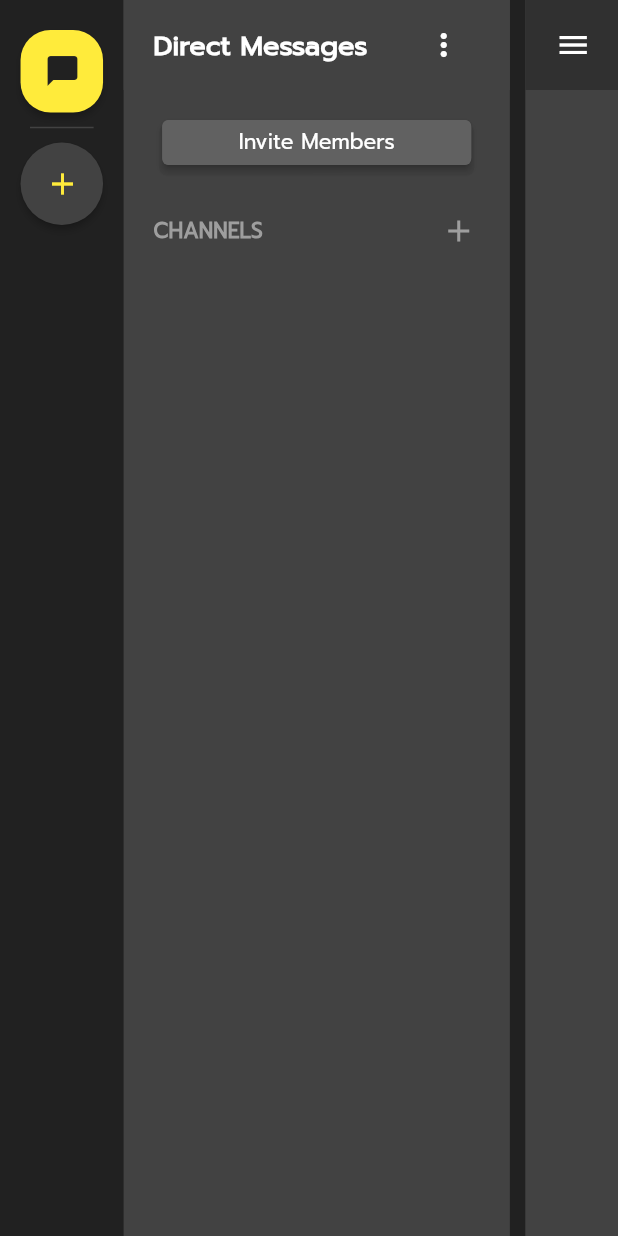
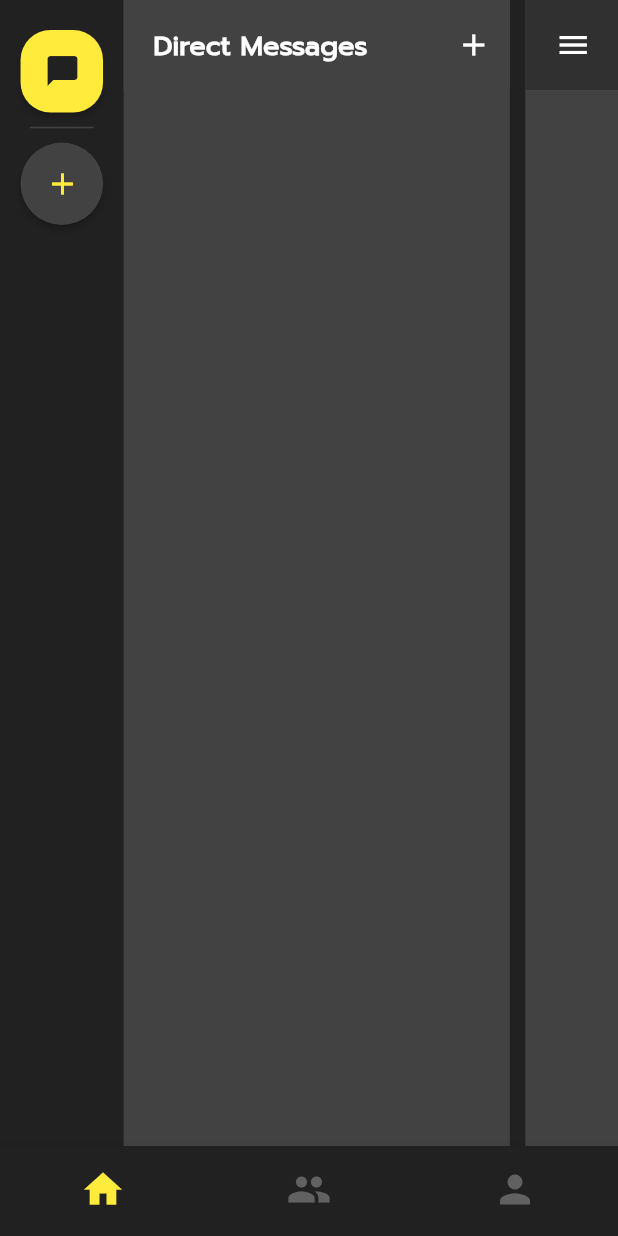
Before and after one commit to JerGun/AssignMe, a Flutter app: the screen it shows once a user with an empty profile is signed in, after a tap on the "menu" icon, on a phone screen of 412 x 824 dp. Run offline on Flutter 3.47's test engine with Material 2 defaults, Android fonts, the light colour scheme and no system bars; our stand-ins replace cloud_firestore, firebase_auth, firebase_core, flutter_svg, fluttertoast, google_sign_in; accounts and stored records are empty.

Commit message:
Update bottom navigation bar animation

```diff
--- a/lib/screens/create_group_screen.dart
+++ b/lib/screens/create_group_screen.dart
@@ -54,7 +54,7 @@ class _CreateGroupScreenState extends State<CreateGroupScreen> {
                 Align(
                   alignment: Alignment.topLeft,
                   child: Container(
-                    margin: EdgeInsets.only(top: 40, left: 20),
+                    margin: EdgeInsets.only(top: 20, left: 20),
                     child: TextButton(
                       onPressed: () {
                         Fluttertoast.cancel();
--- a/lib/screens/home/components/group_button.dart
+++ b/lib/screens/home/components/group_button.dart
@@ -1,4 +1,5 @@
 import 'package:flutter/material.dart';
+import 'package:flutter_svg/svg.dart';
 
 class GroupButton extends StatelessWidget {
   const GroupButton({
@@ -26,8 +27,8 @@ class GroupButton extends StatelessWidget {
                   borderRadius: groupSelectedIndex == index ? BorderRadius.circular(20) : BorderRadius.circular(40),
                 ),
                 primary: groupSelectedIndex == index ? Colors.yellow : Colors.grey[800]),
-            child: Icon(
-              Icons.chat_bubble,
+            child: SvgPicture.asset(
+              'assets/icons/group.svg',
               color: groupSelectedIndex == index ? Colors.grey[900] : Colors.grey,
             ),
           ),
--- a/lib/screens/home/home_screen.dart
+++ b/lib/screens/home/home_screen.dart
@@ -1,8 +1,8 @@
 import 'package:cloud_firestore/cloud_firestore.dart';
 import 'package:firebase_auth/firebase_auth.dart';
 import 'package:flutter/material.dart';
-import 'package:flutter_assignme/screens/create_channel_screen.dart';
-import 'package:flutter_assignme/screens/friend_screen.dart';
+import 'package:flutter_assignme/screens/assignment_screen.dart';
+import 'package:flutter_assignme/screens/create_message_screen.dart';
 import 'package:flutter_assignme/screens/home/components/create_group_button.dart';
 import 'package:flutter_assignme/screens/home/components/direct_messages_button.dart';
 import 'package:flutter_assignme/screens/home/components/group_button.dart';
@@ -11,7 +11,7 @@ import 'package:flutter_assignme/services/authentication_service.dart';
 import 'package:provider/provider.dart';
 
 import '../components/behavior.dart';
-import '../create_group_screen.dart';
+import 'components/channel_option_button.dart';
 
 class HomeScreen extends StatefulWidget {
   const HomeScreen({Key? key}) : super(key: key);
@@ -20,50 +20,55 @@ class HomeScreen extends StatefulWidget {
   _HomeScreenState createState() => _HomeScreenState();
 }
 
-class _HomeScreenState extends State<HomeScreen> with SingleTickerProviderStateMixin {
+class _HomeScreenState extends State<HomeScreen> with TickerProviderStateMixin {
   final TextEditingController emailController = TextEditingController();
   final TextEditingController passwordController = TextEditingController();
   final Duration duration = const Duration(milliseconds: 300);
 
-  late AnimationController _controller;
+  late AnimationController _pageController;
+  late AnimationController _bottomNavController;
 
   int _selectedIndex = 0;
   int groupSelectedIndex = 0;
   String groupName = 'Direct Messages';
-  String channelName = 'Direct Messages';
+  String channelName = 'General';
+  String selectedGroupID = '';
   String groupID = '';
   bool isCollapsed = true;
 
   void _onItemTapped(int index) {
     setState(() {
       _selectedIndex = index;
-      _selectedIndex == 1
-          ? Navigator.push(
-              context,
-              MaterialPageRoute(builder: (context) => FriendScreen()),
-            )
-          : Navigator.push(
-              context,
-              MaterialPageRoute(builder: (context) => ProfileScreen()),
-            );
+      switch (_selectedIndex) {
+        case 1:
+          Navigator.push(context, MaterialPageRoute(builder: (context) => AssignmentScreen()));
+          break;
+        case 2:
+          Navigator.push(context, MaterialPageRoute(builder: (context) => ProfileScreen()));
+          break;
+        default:
+      }
     });
   }
 
   @override
   void initState() {
     super.initState();
-    _controller = AnimationController(vsync: this, duration: duration);
+    _pageController = AnimationController(vsync: this, duration: duration);
+    _bottomNavController = AnimationController(vsync: this, duration: duration);
   }
 
   @override
   void dispose() {
-    _controller.dispose();
+    _pageController.dispose();
+    _bottomNavController.dispose();
     super.dispose();
   }
 
   @override
   Widget build(BuildContext context) {
     return Scaffold(
+      resizeToAvoidBottomInset: false,
       body: Container(
         color: Colors.grey[900],
         child: SafeArea(
@@ -132,11 +137,11 @@ class _HomeScreenState extends State<HomeScreen> with SingleTickerProviderStateM
                             width: MediaQuery.of(context).size.width,
                             color: Colors.grey[800],
                             child: Padding(
-                              padding: EdgeInsets.symmetric(horizontal: 20, vertical: 10),
+                              padding: EdgeInsets.only(left: 20, top: 10, bottom: 10),
                               child: Row(
                                 mainAxisAlignment: MainAxisAlignment.spaceBetween,
                                 children: [
-                                  Flexible(
+                                  Expanded(
                                     child: Text(
                                       groupName,
                                       overflow: TextOverflow.ellipsis,
@@ -149,9 +154,15 @@ class _HomeScreenState extends State<HomeScreen> with SingleTickerProviderStateM
                                   ),
                                   IconButton(
                                     onPressed: () {
-                                      print(FirebaseAuth.instance.currentUser!.uid);
+                                      Navigator.push(
+                                          context, MaterialPageRoute(builder: (context) => CreateMessageScreen()));
                                     },
-                                    icon: Icon(
+                                    icon: groupName == 'Direct Messages'
+                                        ? Icon(
+                                            Icons.add,
+                                            color: Colors.white,
+                                          )
+                                        : Icon(
                                             Icons.more_vert,
                                             color: Colors.white,
                                           ),
@@ -176,19 +187,28 @@ class _HomeScreenState extends State<HomeScreen> with SingleTickerProviderStateM
                                       : ListView.builder(
                                           itemCount: snapshot.data!.docs.length + 1,
                                           itemBuilder: (context, index) {
-                                            return index == 0
+                                            return groupName == 'Direct Messages'
+                                                ? Container()
+                                                : index == 0
                                                     ? ChannelOptionButton(groupID: groupID)
                                                     : Container(
                                                         margin: EdgeInsets.symmetric(horizontal: 20, vertical: 5),
                                                         decoration: BoxDecoration(
                                                           borderRadius: BorderRadius.circular(5),
-                                                      color: Colors.grey[700],
+                                                          color: (snapshot.data!.docs[index - 1].get('name') ==
+                                                                      channelName &&
+                                                                  snapshot.data!.docs[index - 1].get('group') ==
+                                                                      selectedGroupID)
+                                                              ? Colors.grey[700]
+                                                              : Colors.grey[800],
                                                         ),
                                                         height: 40,
-                                                    child: ElevatedButton(
+                                                        child: TextButton(
                                                           onPressed: () {
                                                             setState(() {
                                                               channelName = snapshot.data!.docs[index - 1].get('name');
+                                                              selectedGroupID =
+                                                                  snapshot.data!.docs[index - 1].get('group');
                                                               isCollapsed = !isCollapsed;
                                                             });
                                                           },
@@ -196,12 +216,18 @@ class _HomeScreenState extends State<HomeScreen> with SingleTickerProviderStateM
                                                             alignment: Alignment.centerLeft,
                                                             child: Text(
                                                               snapshot.data!.docs[index - 1].get('name'),
-                                                          style: TextStyle(color: Colors.white),
+                                                              style: TextStyle(
+                                                                  color: (snapshot.data!.docs[index - 1].get('name') ==
+                                                                              channelName &&
+                                                                          snapshot.data!.docs[index - 1].get('group') ==
+                                                                              selectedGroupID)
+                                                                      ? Colors.white
+                                                                      : Colors.grey),
                                                             ),
                                                           ),
-                                                      style: ElevatedButton.styleFrom(
+                                                          style: ButtonStyle(
                                                             splashFactory: NoSplash.splashFactory,
-                                                          primary: Colors.grey[700]),
+                                                          ),
                                                         ),
                                                       );
                                           },
@@ -240,10 +266,13 @@ class _HomeScreenState extends State<HomeScreen> with SingleTickerProviderStateM
                                 child: Icon(Icons.menu, color: Colors.white),
                                 onTap: () {
                                   setState(() {
-                                    if (isCollapsed)
-                                      _controller.forward();
-                                    else
-                                      _controller.reverse();
+                                    if (isCollapsed) {
+                                      _pageController.forward();
+                                      _bottomNavController.forward();
+                                    } else {
+                                      _pageController.reverse();
+                                      _bottomNavController.reverse();
+                                    }
                                     isCollapsed = !isCollapsed;
                                   });
                                 },
@@ -286,110 +315,51 @@ class _HomeScreenState extends State<HomeScreen> with SingleTickerProviderStateM
           ),
         ),
       ),
-      // bottomNavigationBar: Theme(
-      //   data: ThemeData(
-      //     splashColor: Colors.transparent,
-      //   ),
-      //   child: BottomNavigationBar(
-      //     showSelectedLabels: false,
-      //     showUnselectedLabels: false,
-      //     iconSize: 30,
-      //     selectedItemColor: Colors.yellow,
-      //     unselectedItemColor: Colors.grey[700],
-      //     backgroundColor: Colors.grey[900],
-      //     items: [
-      //       BottomNavigationBarItem(
-      //         icon: Icon(
-      //           Icons.home,
-      //         ),
-      //         label: 'Home',
-      //       ),
-      //       BottomNavigationBarItem(
-      //         icon: Icon(Icons.people),
-      //         label: 'People',
-      //       ),
-      //       BottomNavigationBarItem(
-      //         icon: Icon(Icons.person),
-      //         label: 'Person',
-      //       ),
-      //     ],
-      //     currentIndex: _selectedIndex,
-      //     onTap: _onItemTapped,
-      //   ),
-      // ),
+      bottomNavigationBar: Theme(
+        data: ThemeData(
+          splashColor: Colors.transparent,
+        ),
+        child: AnimatedBuilder(
+          animation: _bottomNavController,
+          builder: (context, child) {
+            return AnimatedContainer(
+              duration: duration,
+              height: isCollapsed ? 0 : 60,
+              child: child,
             );
-  }
-}
-
-class ChannelOptionButton extends StatelessWidget {
-  const ChannelOptionButton({
-    Key? key,
-    required this.groupID,
-  }) : super(key: key);
-
-  final String groupID;
-
-  @override
-  Widget build(BuildContext context) {
-    return Column(
+          },
+          child: Wrap(
             children: [
-        SizedBox(height: 20),
-        Container(
-          width: MediaQuery.of(context).size.width * 0.5,
-          height: 30,
-          decoration: BoxDecoration(
-            borderRadius: BorderRadius.circular(5),
-            boxShadow: [
-              BoxShadow(
-                color: Colors.black.withOpacity(0.05),
-                spreadRadius: 2,
-                blurRadius: 0,
-                offset: Offset(0, 5),
+              BottomNavigationBar(
+                showSelectedLabels: false,
+                showUnselectedLabels: false,
+                iconSize: 30,
+                selectedItemColor: Colors.yellow,
+                unselectedItemColor: Colors.grey[700],
+                backgroundColor: Colors.grey[900],
+                items: [
+                  BottomNavigationBarItem(
+                    icon: Icon(
+                      Icons.home,
+                    ),
+                    label: 'Home',
+                  ),
+                  BottomNavigationBarItem(
+                    icon: Icon(Icons.people),
+                    label: 'People',
+                  ),
+                  BottomNavigationBarItem(
+                    icon: Icon(Icons.person),
+                    label: 'Person',
                   ),
                 ],
-            color: Colors.grey[700],
-          ),
-          child: ElevatedButton(
-            onPressed: () {},
-            child: Center(
-              child: Text(
-                'Invite Members',
-                style: TextStyle(color: Colors.white),
-              ),
-            ),
-            style: ElevatedButton.styleFrom(splashFactory: NoSplash.splashFactory, primary: Colors.grey[700]),
-          ),
-        ),
-        SizedBox(height: 10),
-        Padding(
-          padding: EdgeInsets.only(
-            left: 20,
-            right: 10,
-            top: 10,
-          ),
-          child: Row(
-            mainAxisAlignment: MainAxisAlignment.spaceBetween,
-            children: [
-              Text(
-                'CHANNELS',
-                style: TextStyle(fontWeight: FontWeight.bold, color: Colors.grey),
-              ),
-              IconButton(
-                onPressed: () {
-                  Navigator.push(
-                    context,
-                    MaterialPageRoute(builder: (context) => CreateChannelScreen(groupID: groupID)),
-                  );
-                },
-                icon: Icon(
-                  Icons.add,
-                  color: Colors.grey,
-                ),
+                currentIndex: _selectedIndex,
+                onTap: _onItemTapped,
               ),
             ],
           ),
         ),
-      ],
+      ),
     );
   }
 }
```
Also changed, not shown: lib/screens/assignment_screen.dart (added, +12 -0 lines), lib/screens/create_message_screen.dart (added, +26 -0 lines), lib/screens/friend_screen.dart (deleted, +0 -22 lines), lib/screens/home/components/channel_option_button.dart (added, +76 -0 lines), lib/screens/invite_members_screen.dart (added, +22 -0 lines), lib/screens/profile_screen.dart (+20 -2 lines), lib/screens/sign_up_screen.dart (+8 -1 lines), lib/services/authentication_service.dart (+8 -12 lines). Lines whose indentation alone changed are shown as unchanged.
